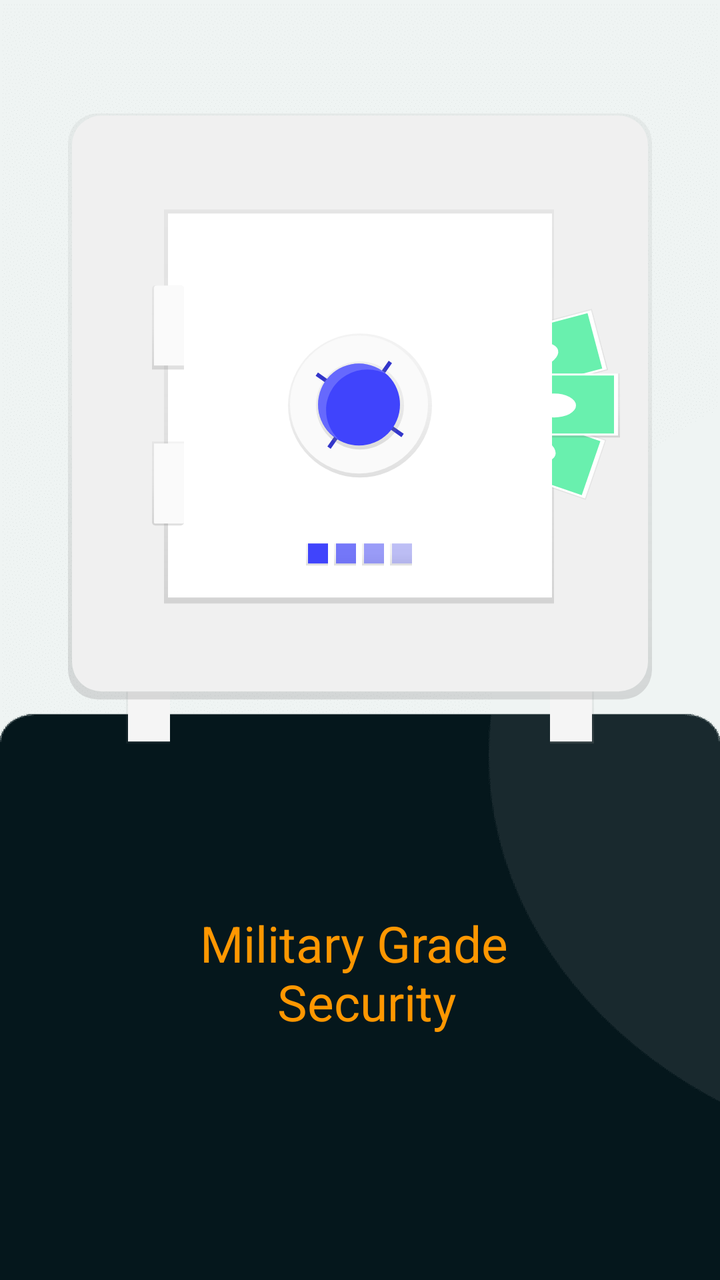
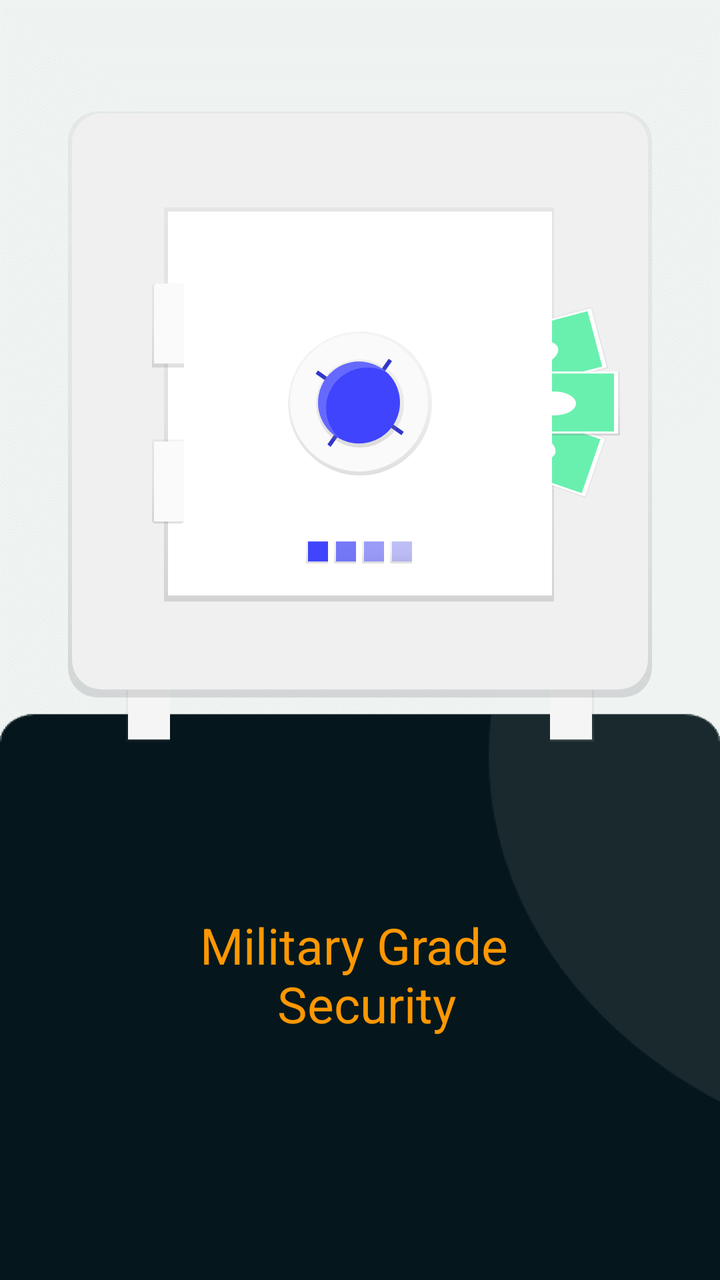

The first picture is an Android layout as it rendered before a commit; the second is the same layout after the commit. The layout source and the unified diff follow.
<!-- AndroidManifest.xml: application theme Theme.AndroidHomework -->
<!-- res/layout/activity_main3.xml -->
<?xml version="1.0" encoding="utf-8"?>
<LinearLayout xmlns:android="http://schemas.android.com/apk/res/android"
    xmlns:app="http://schemas.android.com/apk/res-auto"
    xmlns:tools="http://schemas.android.com/tools"
    android:id="@+id/main"
    android:layout_width="match_parent"
    android:layout_height="match_parent"
    android:background="@drawable/background_2"
    android:gravity="center"
    android:orientation="vertical"
    tools:context=".MainActivity3">

    <ImageView
        android:layout_width="wrap_content"
        android:layout_height="wrap_content"
        android:layout_marginTop="79dp"
        android:layout_marginBottom="82dp"
        android:background="@drawable/vault" />

    <TextView
        android:layout_width="wrap_content"
        android:layout_height="wrap_content"
        android:layout_marginBottom="55dp"
        android:text="@string/military_grade_security"
        android:textAlignment="center"
        android:textColor="@color/darkorange"
        android:textSize="25sp" />


    <TextView
        android:layout_width="wrap_content"
        android:layout_height="wrap_content"
        android:layout_marginBottom="68dp"
        android:text="All your data is encrypted and securely \n stored. Your data belongs to you."
        android:textAlignment="center"
        android:textColor="@color/white"
        android:textSize="15sp" />

    <TextView
        android:id="@+id/textViewNext"
        android:text="@string/next"
        android:textSize="15sp"
        android:textColor="@color/darkorange"
        android:layout_marginBottom="22dp"
        android:layout_marginLeft="170dp"
        android:layout_marginRight="27dp"
        android:layout_width="wrap_content"
        android:layout_height="wrap_content"/>

</LinearLayout>
<!-- resources referenced by this layout -->
<resources>
  <color name="darkorange">#FF9701</color>
  <color name="white">#FFFFFFFF</color>
  <!-- drawable background_2: png bitmap (drawable-hdpi, 1473 bytes) -->
  <!-- drawable vault: vector/xml drawable (drawable, 12090 chars, omitted) -->
  <string name="military_grade_security">Military Grade \n Security</string>
  <string name="next">NEXT</string>
  <style name="Theme.AndroidHomework" parent="Theme.MaterialComponents.DayNight.DarkActionBar">
          
          <item name="colorPrimary">@color/purple_500</item>
          <item name="colorPrimaryVariant">@color/purple_700</item>
          <item name="colorOnPrimary">@color/white</item>
          
          <item name="colorSecondary">@color/teal_200</item>
          <item name="colorSecondaryVariant">@color/teal_700</item>
          <item name="colorOnSecondary">@color/black</item>
          
          <item name="android:statusBarColor">?attr/colorPrimaryVariant</item>
          
      </style>
  <color name="purple_500">#FF6200EE</color>
  <color name="purple_700">#FF3700B3</color>
  <color name="teal_200">#FF03DAC5</color>
  <color name="teal_700">#FF018786</color>
  <color name="black">#FF000000</color>
</resources>

<!-- the commit's change to res/layout/activity_main3.xml (unified diff, before → after) -->
@@ -14,7 +14,7 @@
         android:layout_width="wrap_content"
         android:layout_height="wrap_content"
         android:layout_marginTop="79dp"
-        android:layout_marginBottom="82dp"
+        android:layout_marginBottom="84dp"
         android:background="@drawable/vault" />
 
     <TextView
@@ -38,13 +38,13 @@
 
     <TextView
         android:id="@+id/textViewNext"
-        android:text="@string/next"
-        android:textSize="15sp"
-        android:textColor="@color/darkorange"
-        android:layout_marginBottom="22dp"
+        android:layout_width="wrap_content"
+        android:layout_height="wrap_content"
         android:layout_marginLeft="170dp"
         android:layout_marginRight="27dp"
-        android:layout_width="wrap_content"
-        android:layout_height="wrap_content"/>
+        android:layout_marginBottom="22dp"
+        android:text="@string/next"
+        android:textColor="@color/darkorange"
+        android:textSize="15sp" />
 
 </LinearLayout>
